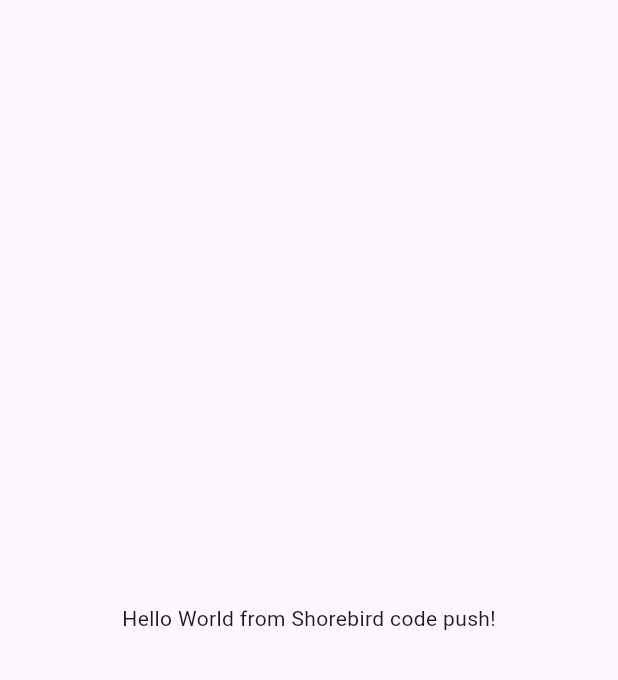
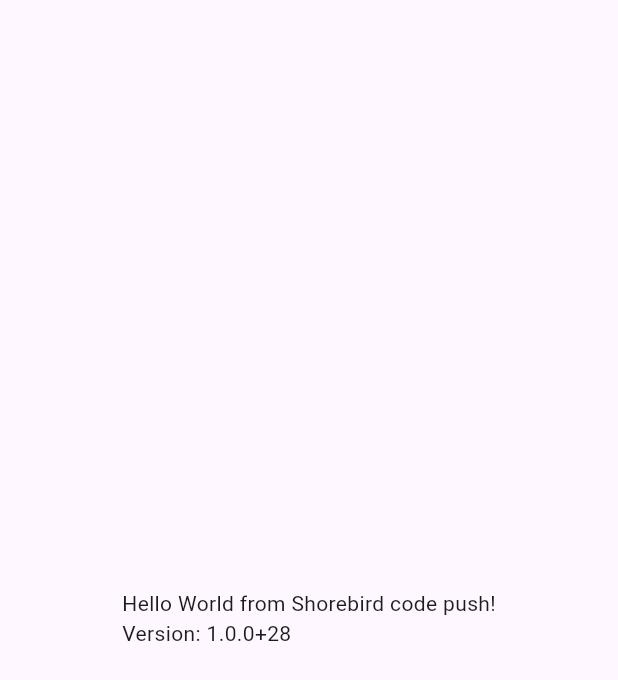
Before and after one commit to masa-tokyo/codemagic_sample_app, a Flutter app: the screen it shows after launch, on a phone screen of 412 x 824 dp. Shown: the top 680 px of the screen. Run offline on Flutter 3.47's test engine with Material 3 defaults, Android fonts, the light colour scheme and no system bars.

Commit message:
version up(1.0.0+28)

```diff
--- a/lib/main.dart
+++ b/lib/main.dart
@@ -12,7 +12,8 @@
     return const MaterialApp(
       home: Scaffold(
         body: Center(
-          child: Text('Hello World from Shorebird code push!'),
+          child:
+              Text('Hello World from Shorebird code push!\nVersion: 1.0.0+28'),
         ),
       ),
     );
--- a/pubspec.yaml
+++ b/pubspec.yaml
@@ -1,7 +1,7 @@
 name: codemagic_sample_app
 description: "A new Flutter project."
 publish_to: 'none'
-version: 1.0.0+27
+version: 1.0.0+28
 
 environment:
   sdk: '>=3.4.1 <4.0.0'
```
